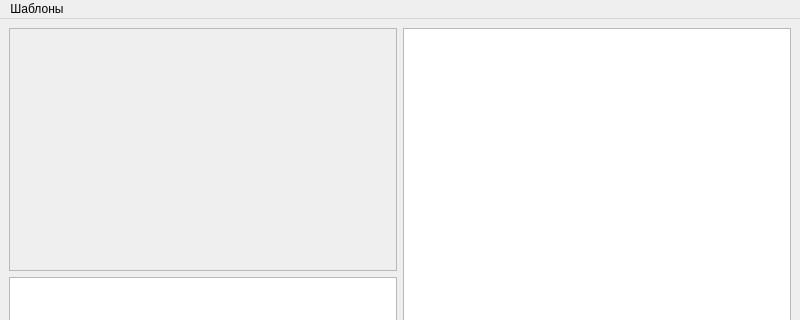
First picture: the form in mainwindow.ui, repository OldBoots/Guillotine_Cutting, before the edit; both pictures show x 0 to 800 and y 0 to 320 of the 800 by 600 pixel window.
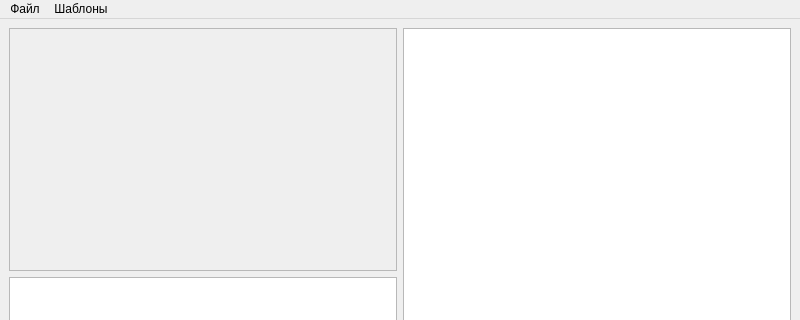
Second picture: the form after the edit.

Diff of the .ui file:
```diff
--- a/mainwindow.ui
+++ b/mainwindow.ui
@@ -77,7 +77,7 @@
      <x>0</x>
      <y>0</y>
      <width>800</width>
-     <height>24</height>
+     <height>20</height>
     </rect>
    </property>
    <widget class="QMenu" name="menu">
@@ -85,6 +85,12 @@
      <string>Шаблоны</string>
     </property>
    </widget>
+   <widget class="QMenu" name="file">
+    <property name="title">
+     <string>Файл</string>
+    </property>
+   </widget>
+   <addaction name="file"/>
    <addaction name="menu"/>
   </widget>
   <widget class="QStatusBar" name="statusbar"/>
```
Left out of the diff: 14 changed lines with no effect on the pictures.
